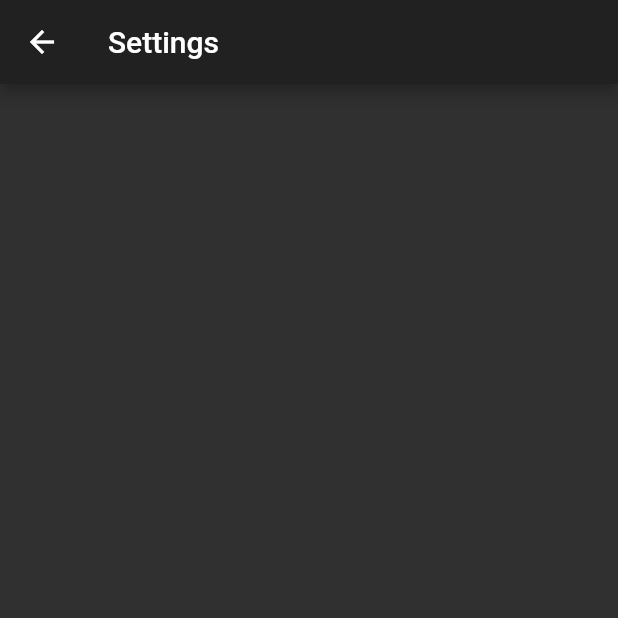
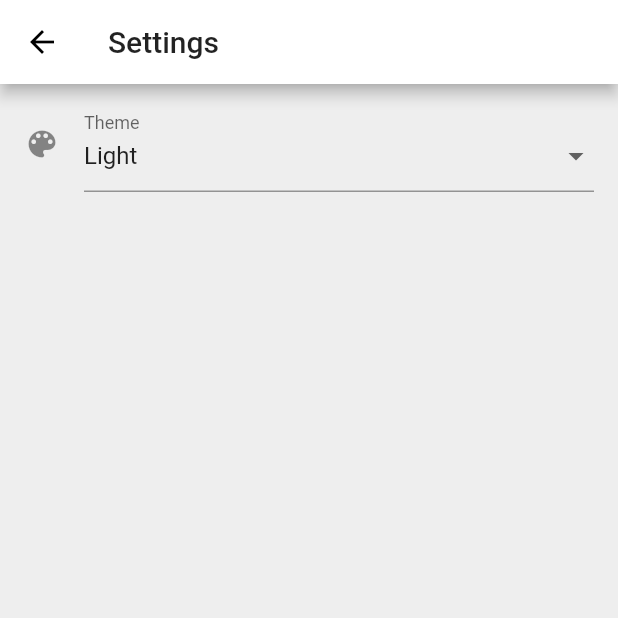
Before and after one commit to masiama/transport, a Flutter app: the SettingsPage screen opened directly, on a phone screen of 412 x 824 dp, the top half of it. Run offline on Flutter 3.47's test engine with Material 2 defaults, Android fonts, the phone set to English and light mode, and no system bars; our stand-ins replace connectivity, shared_preferences, string_scanner; accounts and stored records are empty; network calls fail.

Commit message:
Theme settings

```diff
--- a/lib/main.dart
+++ b/lib/main.dart
@@ -1,16 +1,44 @@
+import 'dart:async';
+
+import 'package:shared_preferences/shared_preferences.dart';
 import 'package:flutter/material.dart';
 
 import 'timetable.dart';
 
-void main() => runApp(TransportApp());
+void main() async {
+	final SharedPreferences prefs = await SharedPreferences.getInstance();
+	String themeName = prefs.getString('theme') ?? 'light';
 
-class TransportApp extends StatelessWidget {
-	@override
-	Widget build(BuildContext context) {
-		return MaterialApp(
-			title: 'Transport',
-			theme: ThemeData.dark(),
-			home: TimetablePage(),
-		);
-	}
+  runApp(StreamBuilder(
+      stream: bloc.themeEnabled,
+      initialData: themeName,
+      builder: (context, snapshot) {
+        ThemeData theme = ThemeData();
+        if (snapshot.data == 'light') theme = ThemeData(
+          primaryColor: Colors.white,
+          canvasColor: Colors.grey[200],
+        );
+        if (snapshot.data == 'dark') theme = ThemeData.dark();
+        if (snapshot.data == 'darkBlack') {
+          theme = ThemeData.dark().copyWith(
+            canvasColor: Colors.black,
+            primaryColor: Colors.black,
+            scaffoldBackgroundColor: Colors.black,
+          );
+        }
+        print(snapshot.data);
+        return MaterialApp(
+          theme: theme,
+          home: TimetablePage()
+        );
+      },
+    ));
 }
+
+class Bloc {
+  final _themeController = StreamController<String>();
+  get changeTheme => _themeController.sink.add;
+  get themeEnabled => _themeController.stream;
+}
+
+final bloc = Bloc();
--- a/lib/settings.dart
+++ b/lib/settings.dart
@@ -1,11 +1,63 @@
+import 'dart:io';
 import 'package:flutter/material.dart';
+import 'util.dart';
+import 'main.dart';
 
-class SettingsPage extends StatelessWidget {
+final Map<String, String> themes = {
+	'light': 'Light',
+	'dark': 'Dark',
+	'darkBlack': 'Dark (pure black)',
+};
+
+class _SettingsStatePage extends State<SettingsPage> {
+	String _theme;
+
+	@override
+	void initState() {
+		(() async {
+			final theme = await getTheme();
+			setState(() => _theme = theme);
+		})();
+		super.initState();
+	}
+
 	@override
 	Widget build(BuildContext context) {
 		return Scaffold(
-			appBar: AppBar(title: Text('Settings')),
-			body: Container(),
+			appBar: AppBar(
+        elevation: Platform.isIOS ? 0 : 4,
+        title: Text('Settings'),
+      ),
+			body: ListView(
+				padding: const EdgeInsets.symmetric(horizontal: 16.0, vertical: 8.0),
+				children: [
+					FormField(builder: (state) => InputDecorator(
+						decoration: InputDecoration(
+							icon: const Icon(Icons.color_lens),
+							labelText: 'Theme',
+						),
+						isEmpty: _theme == '',
+						child: DropdownButtonHideUnderline(child: DropdownButton(
+							value: _theme,
+							isDense: true,
+							onChanged: (newValue) async {
+								setState(() => _theme = newValue);
+								await saveTheme(newValue);
+                bloc.changeTheme(newValue);
+							},
+							items: themes.keys.map((key) => DropdownMenuItem(
+								value: key,
+								child: Text(themes[key]),
+							)).toList(),
+						)),
+					)),
+				]
+			),
 		);
 	}
 }
+
+class SettingsPage extends StatefulWidget {
+	@override
+	_SettingsStatePage createState() => _SettingsStatePage();
+}
--- a/lib/util.dart
+++ b/lib/util.dart
@@ -1,5 +1,9 @@
+import 'package:shared_preferences/shared_preferences.dart';
 import 'package:connectivity/connectivity.dart';
 import 'package:flutter/material.dart';
+
+// TODO: NFC Reader in settings
+// TODO: Chnage theme depending on day
 
 const Map<String, Color> colors = {
 	'bus': Color(0xFFf4B427),
@@ -78,3 +82,13 @@ String getTimeTitle(String weekdays) {
 Future<bool> isConnected() async {
 	return await Connectivity().checkConnectivity() != ConnectivityResult.none;
 }
+
+Future<void> saveTheme(String theme) async {
+	final SharedPreferences prefs = await SharedPreferences.getInstance();
+	await prefs.setString('theme', theme);
+}
+
+Future<String> getTheme() async {
+	final SharedPreferences prefs = await SharedPreferences.getInstance();
+	return prefs.getString('theme') ?? 'light';
+}
```
